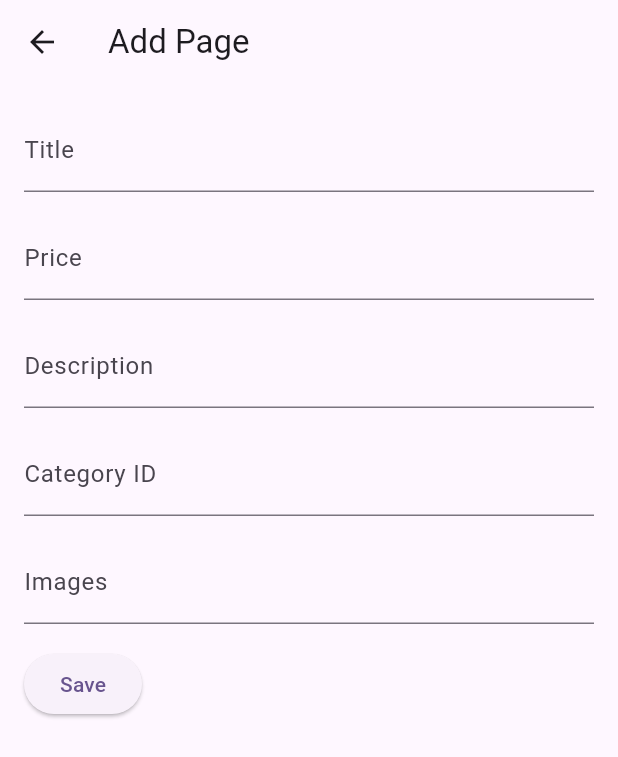
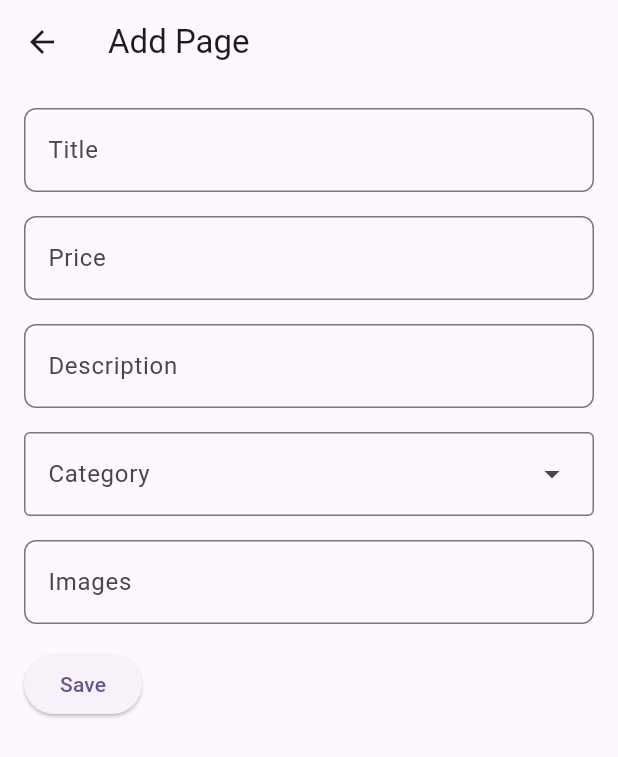
Before and after one commit to RajaPrasetya/fgd_6, a Flutter app: the screen it shows after launch, after a tap on the "add" icon, on a phone screen of 412 x 824 dp. Shown: the top 757 px of the screen. Run offline on Flutter 3.47's test engine with Material 3 defaults, Android fonts, the phone set to English and light mode, and no system bars; our stand-ins replace google_fonts; network calls fail.

Commit message:
fix(addPage): change category TextField to dropdown and create category model & provider

```diff
--- a/lib/main.dart
+++ b/lib/main.dart
@@ -1,6 +1,7 @@
 import 'package:fgd_6/pages/detail_page.dart';
 import 'package:fgd_6/pages/edit_page.dart';
 import 'package:fgd_6/pages/home_page.dart';
+import 'package:fgd_6/providers/categories.dart';
 import 'package:fgd_6/providers/products.dart';
 import 'package:flutter/material.dart';
 import 'package:provider/provider.dart';
@@ -17,8 +18,11 @@ class MyApp extends StatelessWidget {
   // This widget is the root of your application.
   @override
   Widget build(BuildContext context) {
-    return ChangeNotifierProvider(
-      create: (context) => ProductProvider(),
+    return MultiProvider(
+      providers: [
+        ChangeNotifierProvider(create: (context) => ProductProvider()),
+        ChangeNotifierProvider(create: (context) => CategoriesProvider()),
+      ],
       child: MaterialApp(
         debugShowCheckedModeBanner: false,
         theme: ThemeData(
--- /dev/null
+++ b/lib/models/category.dart
@@ -0,0 +1,15 @@
+class Category {
+  final String name, image;
+  final int id;
+
+  Category({
+    required this.id,
+    required this.name,
+    required this.image,
+  });
+
+  @override
+  String toString() {
+    return '{id: $id, name: $name, image: $image}';
+  }
+}
--- a/lib/pages/add_page.dart
+++ b/lib/pages/add_page.dart
@@ -1,3 +1,4 @@
+import 'package:fgd_6/providers/categories.dart';
 import 'package:flutter/material.dart';
 import 'package:provider/provider.dart';
 
@@ -19,6 +20,8 @@ class _AddPageState extends State<AddPage> {
   Widget build(BuildContext context) {
     final productProvider =
         Provider.of<ProductProvider>(context, listen: false);
+    final categoriesProvider =
+        Provider.of<CategoriesProvider>(context, listen: false);
 
     return Scaffold(
       appBar: AppBar(
@@ -49,11 +52,24 @@ class _AddPageState extends State<AddPage> {
                 });
               }, keyboardType: TextInputType.text),
               SizedBox(height: 16.0),
-              _buildTextField('Category ID', (value) {
-                setState(() {
-                  categoryId = int.parse(value);
-                });
-              }, keyboardType: TextInputType.number),
+              DropdownMenu(
+                width: MediaQuery.of(context).size.width - 32,
+                label: const Text("Category"),
+                hintText: 'Select Category...',
+                onSelected: (value) {
+                  setState(() {
+                    categoryId = value as int;
+                  });
+                  print(categoryId);
+                },
+                dropdownMenuEntries: List<DropdownMenuEntry<int>>.generate(
+                  categoriesProvider.totalItems,
+                  (index) => DropdownMenuEntry(
+                    value: categoriesProvider.items[index].id,
+                    label: categoriesProvider.items[index].name,
+                  ),
+                ),
+              ),
               SizedBox(height: 16.0),
               _buildTextField('Images', (value) {
                 setState(() {
@@ -101,8 +117,8 @@ class _AddPageState extends State<AddPage> {
       {required TextInputType keyboardType}) {
     return TextField(
       decoration: InputDecoration(
-        labelText: labelText,
-      ),
+          labelText: labelText,
+          border: OutlineInputBorder(borderRadius: BorderRadius.circular(8.0))),
       keyboardType: keyboardType,
       onChanged: onChanged,
     );
--- a/lib/pages/home_page.dart
+++ b/lib/pages/home_page.dart
@@ -1,6 +1,8 @@
 import 'package:fgd_6/providers/products.dart';
 import 'package:flutter/material.dart';
 import 'package:provider/provider.dart';
+
+import '../providers/categories.dart';
 
 class Homepage extends StatefulWidget {
   const Homepage({Key? key}) : super(key: key);
@@ -12,13 +14,16 @@ class Homepage extends StatefulWidget {
 class _HomepageState extends State<Homepage> {
   bool isInit = true;
   late ProductProvider productProvider;
+  late CategoriesProvider categoriesProvider;
 
   @override
   void didChangeDependencies() {
     super.didChangeDependencies();
     if (isInit) {
       productProvider = Provider.of<ProductProvider>(context);
+      categoriesProvider = Provider.of<CategoriesProvider>(context);
       productProvider.getProduct();
+      categoriesProvider.getCategories();
     }
     isInit = false;
   }
--- /dev/null
+++ b/lib/providers/categories.dart
@@ -0,0 +1,36 @@
+import 'dart:convert';
+
+import 'package:flutter/material.dart';
+
+import 'package:http/http.dart' as http;
+
+import '../models/category.dart';
+
+class CategoriesProvider with ChangeNotifier {
+  List<Category> _items = [];
+
+  //getter
+  List<Category> get items => _items;
+
+  //get total items
+  int get totalItems => _items.length;
+
+  Future<void> getCategories() async {
+    Uri url = Uri.parse('https://api.escuelajs.co/api/v1/categories');
+    var response = await http.get(url);
+    var data = jsonDecode(response.body) as List<dynamic>;
+
+    _items = data.map((element) {
+      return Category(
+        id: element['id'],
+        name: element['name'],
+        image: element['image'],
+      );
+    }).toList();
+
+    notifyListeners();
+    print('Data berhasil ditambahkan');
+    print('local item : $_items');
+    print('data : ${_items[0].image}');
+  }
+}
--- a/lib/providers/products.dart
+++ b/lib/providers/products.dart
@@ -83,6 +83,8 @@ class ProductProvider with ChangeNotifier {
     print('data : ${_items[0].image}');
   }
 
+  //get categories
+
   Future<bool> getProductById(int id) async {
     var url = 'https://api.escuelajs.co/api/v1/products/$id';
 
```
